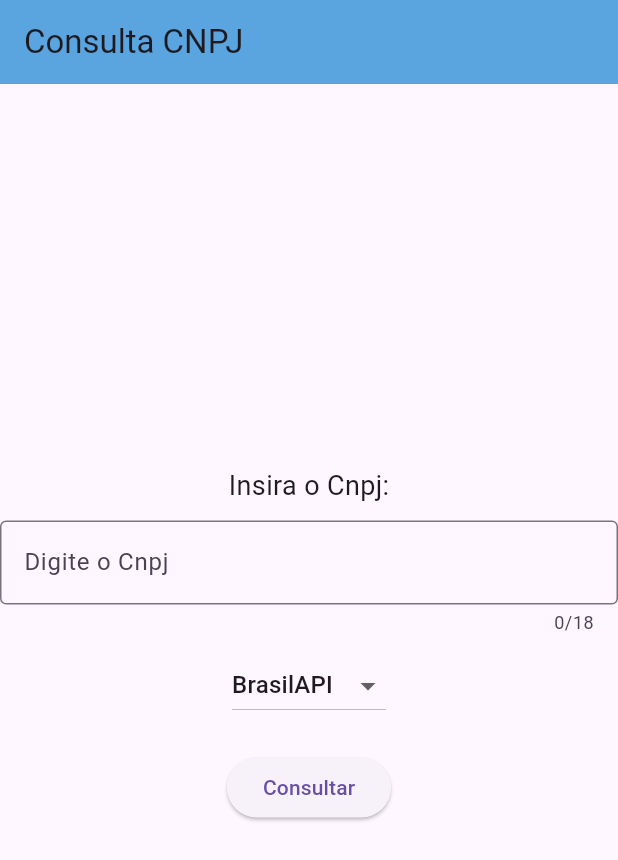
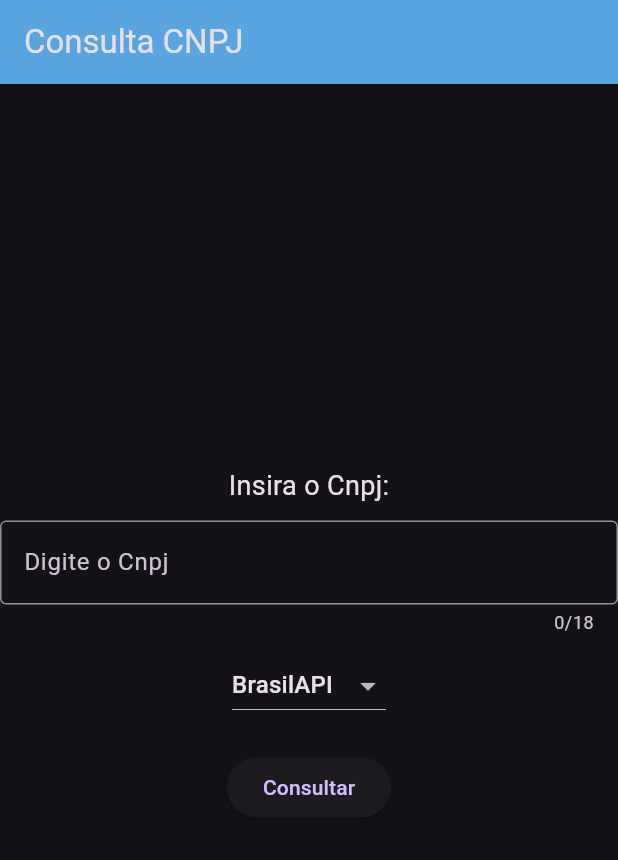
Before and after one commit to matheus-14/myProjectsFlutter, a Flutter app: the screen it shows after launch, on a phone screen of 412 x 824 dp. Shown: the top 860 px of the screen. Run offline on Flutter 3.47's test engine with Material 3 defaults, Android fonts, the light colour scheme and no system bars.

Commit message:
final 20/02
tema escuro

```diff
--- a/cnpj_consulta/lib/main.dart
+++ b/cnpj_consulta/lib/main.dart
@@ -17,9 +17,12 @@ class MyApp extends StatelessWidget {
 
   @override
   Widget build(BuildContext context) {
-    return const MaterialApp(
+    return MaterialApp(
       debugShowCheckedModeBanner: false,
-      home: MyHomePage(),
+      theme: ThemeData(
+        brightness: Brightness.dark,
+      ),
+      home: const MyHomePage(),
     );
   }
 }
```
